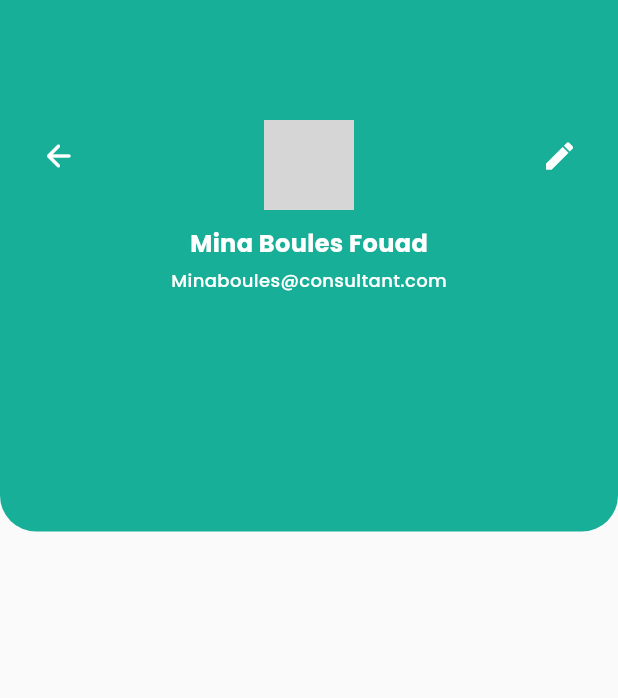
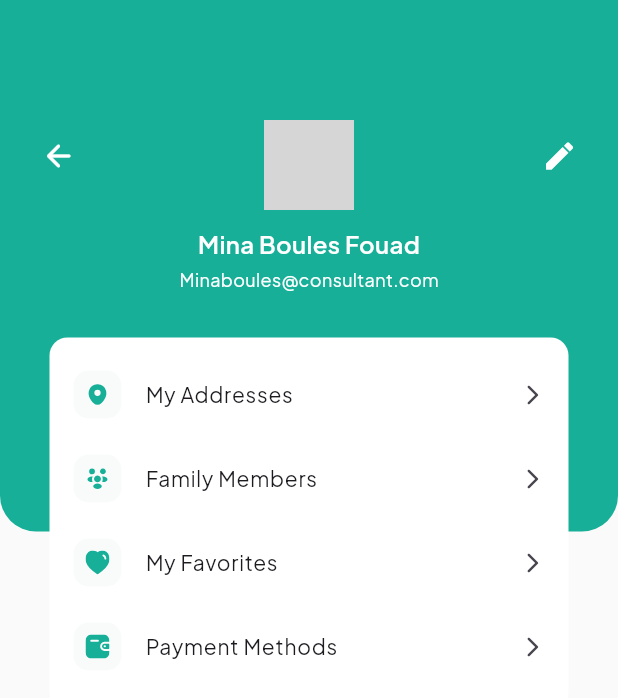
Before and after one commit to MakariosFared/My_Ecommerce_App, a Flutter app: the MyAccountView screen opened by its route, on a phone screen of 412 x 824 dp. Shown: the top 698 px of the screen. Run offline on Flutter 3.47's test engine with Material 3 defaults, Android fonts, the phone set to English and light mode, and no system bars; our stand-ins replace flutter_svg, flutter_xlider, font_awesome_flutter, go_router, google_fonts; grey boxes are pictures that could not be loaded.

Commit message:
use google fonts , create custom list tile

```diff
--- a/lib/Features/auth/presentation/views/widgets/verification_with_otp_view_body.dart
+++ b/lib/Features/auth/presentation/views/widgets/verification_with_otp_view_body.dart
@@ -51,8 +51,10 @@ class VerificationWithOtpViewBody extends StatelessWidget {
                   color: const Color(0xff8F9BB3),
                 ),
               ),
-              const Text('Resend',
-                  style: Styles.textStyleSfProDisplayRegular15),
+              const Text(
+                'Resend',
+                style: Styles.textStyleSfProDisplayRegular15,
+              ),
             ],
           ),
         ),
--- /dev/null
+++ b/lib/Features/my_account/presentation/views/widgets/custom_list_tile.dart
@@ -0,0 +1,48 @@
+import 'package:flutter/material.dart';
+import 'package:flutter_svg/svg.dart';
+import 'package:google_fonts/google_fonts.dart';
+
+class CustomListTile extends StatelessWidget {
+  const CustomListTile({
+    super.key,
+    required this.leadingImage,
+    required this.title,
+    this.onTap,
+  });
+
+  final String leadingImage;
+  final String title;
+  final void Function()? onTap;
+  @override
+  Widget build(BuildContext context) {
+    return GestureDetector(
+      onTap: onTap,
+      child: ListTile(
+        contentPadding: EdgeInsets.zero,
+        leading: Container(
+          height: 32,
+          width: 32,
+          decoration: BoxDecoration(
+            borderRadius: BorderRadius.circular(10),
+            color: const Color(0xffF9FBFB),
+          ),
+          child: SvgPicture.asset(
+            leadingImage,
+            fit: BoxFit.scaleDown,
+          ),
+        ),
+        trailing: const Icon(
+          Icons.arrow_forward_ios_rounded,
+          size: 16,
+        ),
+        title: Text(
+          title,
+          style: GoogleFonts.plusJakartaSans(
+            fontSize: 14,
+            fontWeight: FontWeight.w400,
+          ),
+        ),
+      ),
+    );
+  }
+}
--- a/lib/Features/my_account/presentation/views/widgets/my_account_view_body.dart
+++ b/lib/Features/my_account/presentation/views/widgets/my_account_view_body.dart
@@ -1,3 +1,4 @@
+import 'package:dikkan/Features/my_account/presentation/views/widgets/custom_list_tile.dart';
 import 'package:dikkan/Features/my_account/presentation/views/widgets/profile_header.dart';
 import 'package:dikkan/constant.dart';
 import 'package:flutter/material.dart';
@@ -7,7 +8,11 @@ class MyAccountViewBody extends StatelessWidget {
 
   @override
   Widget build(BuildContext context) {
-    return Container(
+    return Stack(
+      children: [
+        Column(
+          children: [
+            Container(
               height: MediaQuery.of(context).size.height * 0.43,
               width: double.infinity,
               decoration: const BoxDecoration(
@@ -18,6 +23,60 @@ class MyAccountViewBody extends StatelessWidget {
                 ),
               ),
               child: const ProfileHeader(),
+            ),
+          ],
+        ),
+        Padding(
+          padding: const EdgeInsets.symmetric(horizontal: 33),
+          child: Column(
+            children: [
+              const SizedBox(
+                height: 225,
+              ),
+              Container(
+                // height: 240,
+                decoration: const BoxDecoration(
+                  color: Colors.white,
+                  borderRadius: BorderRadius.all(
+                    Radius.circular(12),
+                  ),
+                ),
+                child: const Padding(
+                  padding: EdgeInsets.only(
+                    top: 10,
+                    bottom: 15,
+                    left: 16,
+                    right: 16,
+                  ),
+                  child: Column(
+                    children: [
+                      CustomListTile(
+                        leadingImage: 'assets/images/Location.svg',
+                        title: 'My Addresses',
+                      ),
+                      CustomListTile(
+                        title: 'Family Members',
+                        leadingImage: 'assets/images/people.svg',
+                      ),
+                      CustomListTile(
+                        leadingImage: 'assets/images/Heart.svg',
+                        title: 'My Favorites',
+                      ),
+                      CustomListTile(
+                        leadingImage: 'assets/images/Vector.svg',
+                        title: 'Payment Methods',
+                      ),
+                    ],
+                  ),
+                ),
+              ),
+              const SizedBox(
+                height: 20,
+              ),
+            ],
+          ),
+        ),
+      ],
     );
   }
 }
--- a/lib/Features/my_account/presentation/views/widgets/profile_header.dart
+++ b/lib/Features/my_account/presentation/views/widgets/profile_header.dart
@@ -1,6 +1,6 @@
-import 'package:dikkan/Core/utils/styles.dart';
 import 'package:flutter/material.dart';
 import 'package:flutter_svg/svg.dart';
+import 'package:google_fonts/google_fonts.dart';
 
 class ProfileHeader extends StatelessWidget {
   const ProfileHeader({
@@ -48,14 +48,20 @@ class ProfileHeader extends StatelessWidget {
                     ),
                     child: Text(
                       'Mina Boules Fouad',
-                      style: Styles.textStyleSemiBold16
-                          .copyWith(color: Colors.white),
+                      style: GoogleFonts.plusJakartaSans(
+                        color: Colors.white,
+                        fontSize: 16,
+                        fontWeight: FontWeight.w600,
+                      ),
                     ),
                   ),
                   Text(
                     'Minaboules@consultant.com',
-                    style: Styles.textStyleMedium12
-                        .copyWith(color: Colors.white),
+                    style: GoogleFonts.plusJakartaSans(
+                      color: Colors.white,
+                      fontSize: 12,
+                      fontWeight: FontWeight.w400,
+                    ),
                   ),
                 ],
               ),
--- a/lib/constant.dart
+++ b/lib/constant.dart
@@ -6,6 +6,6 @@ const kSecondaryColor = Color(0xffF7F9FC);
 const kPoppins = 'Poppins';
 const kGreenColor = Color(0xff17AF98);
 
-const kSfProDisplay = 'SF Pro Display';
+const kSfProDisplay = 'SF-Pro-Display';
 
 const kLocationIcon = 'assets/images/distance_svg.svg';
```
Also changed, not shown: lib/Features/auth/presentation/views/widgets/forget_password_view_body.dart (+6 -1 lines), lib/Features/home/presentation/views/widgets/category_section.dart (+16 -10 lines), lib/Features/home/presentation/views/widgets/popular_section.dart (+11 -7 lines), pubspec.yaml (+6 -1 lines), assets/images/Heart.svg (added), assets/images/Location.svg (added), assets/images/Vector.svg (added), assets/images/people.svg (added), pubspec.lock, 3 other files. Lines whose indentation alone changed are shown as unchanged.
